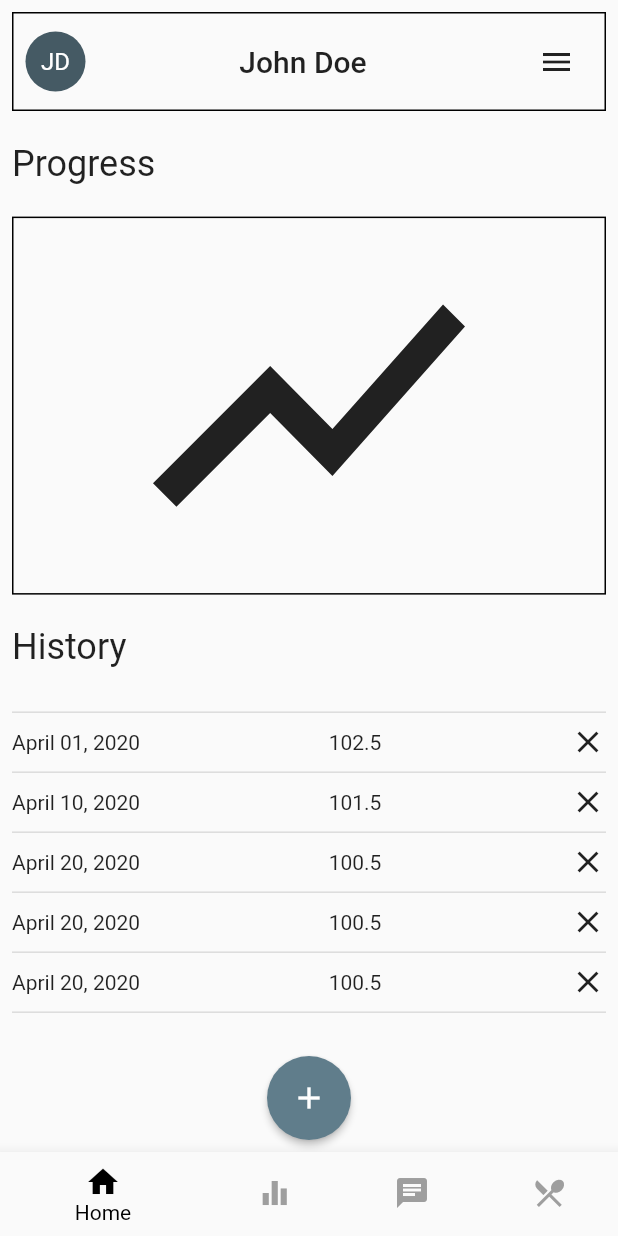
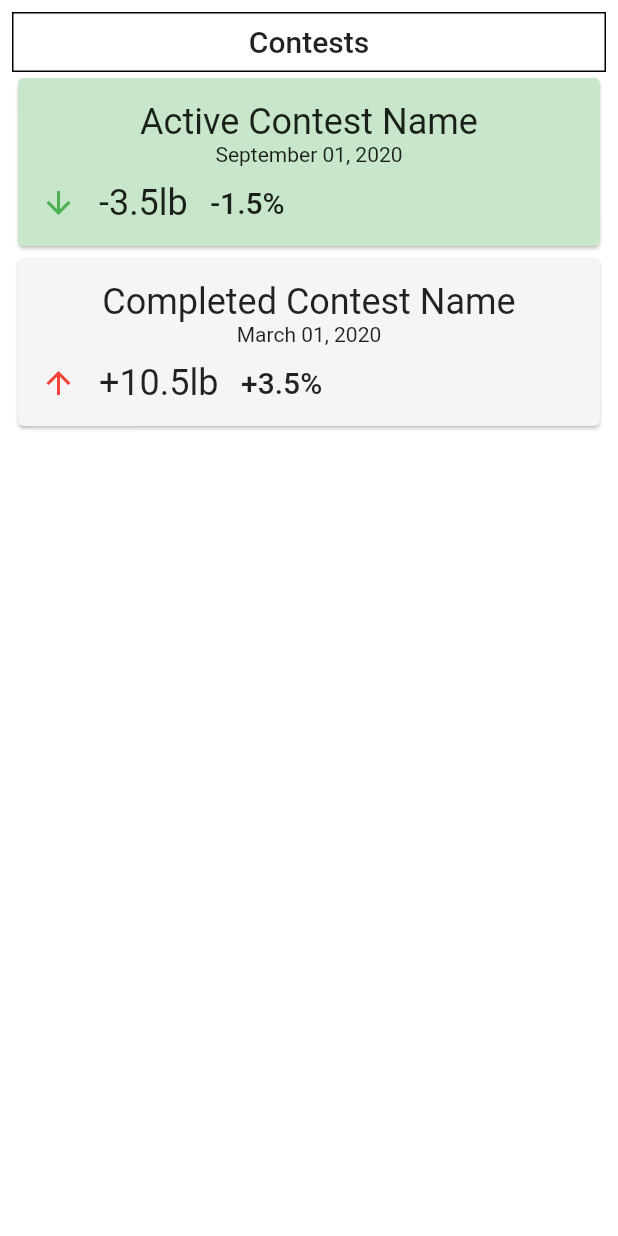
Before and after one commit to mgudipati-saven/lose-da-fat-wireframes, a Flutter app: the screen it shows after launch, after a tap on "Signon with Google", on a phone screen of 412 x 824 dp. Run offline on Flutter 3.47's test engine with Material 2 defaults, Android fonts, the phone set to English and light mode, and no system bars.

Commit message:
Added Contests Page

```diff
--- a/lib/main.dart
+++ b/lib/main.dart
@@ -1,5 +1,6 @@
 import 'package:flutter/material.dart';
 import 'package:lose_de_fat_wireframes_flutter/pages/create_contest.dart';
+import 'package:lose_de_fat_wireframes_flutter/pages/home.dart';
 import 'package:lose_de_fat_wireframes_flutter/pages/login.dart';
 import 'package:lose_de_fat_wireframes_flutter/pages/profile.dart';
 
@@ -12,7 +13,7 @@ class MyApp extends StatelessWidget {
   @override
   Widget build(BuildContext context) {
     return MaterialApp(
-      title: 'Lose De Fat Wireframes',
+      title: 'Lose Da Fat Wireframes',
       debugShowCheckedModeBanner: false,
       theme: ThemeData(
         primarySwatch: Colors.blueGrey,
@@ -21,6 +22,7 @@ class MyApp extends StatelessWidget {
       initialRoute: '/',
       routes: {
         '/': (context) => LoginPage(),
+        '/home': (context) => HomePage(),
         '/profile': (context) => ProfilePage(),
         '/contest': (context) => CreateContest(),
       },
--- a/lib/pages/chat.dart
+++ b/lib/pages/chat.dart
@@ -27,7 +27,8 @@ class ChatPage extends StatelessWidget {
               ),
             ),
           ),
-          ListView(
+          Expanded(
+            child: ListView(
               shrinkWrap: true,
               children: <Widget>[
                 Row(
@@ -41,7 +42,8 @@ class ChatPage extends StatelessWidget {
                         color: Colors.grey.shade200,
                         borderRadius: BorderRadius.circular(8),
                       ),
-                    child: Text('Hi, How are you? Ready to lose some weight?'),
+                      child:
+                          Text('Hi, How are you? Ready to lose some weight?'),
                     ),
                   ],
                 ),
@@ -84,6 +86,7 @@ class ChatPage extends StatelessWidget {
                 ),
               ],
             ),
+          ),
           Row(
             mainAxisAlignment: MainAxisAlignment.spaceBetween,
             children: [
--- /dev/null
+++ b/lib/pages/home.dart
@@ -0,0 +1,129 @@
+import 'package:flutter/material.dart';
+
+class HomePage extends StatelessWidget {
+  @override
+  Widget build(BuildContext context) {
+    return Padding(
+      padding: const EdgeInsets.all(8.0),
+      child: Column(
+        mainAxisAlignment: MainAxisAlignment.start,
+        children: [
+          Container(
+            height: 40,
+            decoration: BoxDecoration(
+              border: Border.all(
+                color: Colors.black,
+                width: 1,
+              ),
+            ),
+            child: Center(
+              child: Text(
+                'Contests',
+                style: Theme.of(context).textTheme.headline6,
+              ),
+            ),
+          ),
+          Expanded(
+            child: ListView(
+              shrinkWrap: true,
+              children: <Widget>[
+                _buildActiveContestCard(context),
+                _buildCompletedContestCard(context),
+              ],
+            ),
+          ),
+        ],
+      ),
+    );
+  }
+
+  GestureDetector _buildCompletedContestCard(BuildContext context) {
+    return GestureDetector(
+      onTap: () {
+        Navigator.pushNamed(context, '/profile');
+      },
+      child: Card(
+        color: Colors.grey.shade100,
+        child: Padding(
+          padding: EdgeInsets.all(15.0),
+          child: Column(
+            children: <Widget>[
+              Text(
+                'Completed Contest Name',
+                style: Theme.of(context).textTheme.headline5,
+              ),
+              Text(
+                'March 01, 2020',
+                style: Theme.of(context).textTheme.bodyText2,
+              ),
+              SizedBox(height: 10.0),
+              Row(
+                children: [
+                  Icon(
+                    Icons.arrow_upward,
+                    color: Colors.red,
+                  ),
+                  SizedBox(width: 15.0),
+                  Text(
+                    '+10.5lb',
+                    style: Theme.of(context).textTheme.headline5,
+                  ),
+                  SizedBox(width: 15.0),
+                  Text(
+                    '+3.5%',
+                    style: Theme.of(context).textTheme.headline6,
+                  ),
+                ],
+              ),
+            ],
+          ),
+        ),
+      ),
+    );
+  }
+
+  GestureDetector _buildActiveContestCard(BuildContext context) {
+    return GestureDetector(
+      onTap: () {
+        Navigator.pushNamed(context, '/profile');
+      },
+      child: Card(
+        color: Colors.green.shade100,
+        child: Padding(
+          padding: EdgeInsets.all(15.0),
+          child: Column(
+            children: <Widget>[
+              Text(
+                'Active Contest Name',
+                style: Theme.of(context).textTheme.headline5,
+              ),
+              Text(
+                'September 01, 2020',
+                style: Theme.of(context).textTheme.bodyText2,
+              ),
+              SizedBox(height: 10.0),
+              Row(
+                children: [
+                  Icon(
+                    Icons.arrow_downward,
+                    color: Colors.green,
+                  ),
+                  SizedBox(width: 15.0),
+                  Text(
+                    '-3.5lb',
+                    style: Theme.of(context).textTheme.headline5,
+                  ),
+                  SizedBox(width: 15.0),
+                  Text(
+                    '-1.5%',
+                    style: Theme.of(context).textTheme.headline6,
+                  ),
+                ],
+              ),
+            ],
+          ),
+        ),
+      ),
+    );
+  }
+}
--- a/lib/pages/login.dart
+++ b/lib/pages/login.dart
@@ -33,7 +33,7 @@ class LoginPage extends StatelessWidget {
               SizedBox(height: 50),
               OutlineButton(
                 onPressed: () {
-                  Navigator.pushNamed(context, '/profile');
+                  Navigator.pushNamed(context, '/home');
                 },
                 child: Text(
                   'Signon with Google',
@@ -43,7 +43,7 @@ class LoginPage extends StatelessWidget {
               ),
               OutlineButton(
                 onPressed: () {
-                  Navigator.pushNamed(context, '/profile');
+                  Navigator.pushNamed(context, '/home');
                 },
                 child: Text(
                   'Signon with Facebook',
--- a/lib/pages/profile.dart
+++ b/lib/pages/profile.dart
@@ -2,7 +2,6 @@ import 'package:flutter/material.dart';
 import 'package:lose_de_fat_wireframes_flutter/pages/chat.dart';
 import 'package:lose_de_fat_wireframes_flutter/pages/leaderboard.dart';
 import 'package:lose_de_fat_wireframes_flutter/pages/recipes.dart';
-import 'package:lose_de_fat_wireframes_flutter/widgets/fab_bottom_app_bar.dart';
 import 'package:lose_de_fat_wireframes_flutter/widgets/nav_drawer.dart';
 
 class ProfilePage extends StatefulWidget {
@@ -34,7 +33,12 @@ class _ProfilePageState extends State<ProfilePage> {
       key: scaffoldKey,
       drawer: NavDrawer(),
       body: _children[_currentIndex],
-      bottomNavigationBar: BottomNavigationBar(
+      bottomNavigationBar: _buildBottomNavigationBar(),
+    );
+  }
+
+  BottomNavigationBar _buildBottomNavigationBar() {
+    return BottomNavigationBar(
       currentIndex: _currentIndex,
       selectedItemColor: Colors.black,
       unselectedItemColor: Colors.grey,
@@ -57,7 +61,6 @@ class _ProfilePageState extends State<ProfilePage> {
           title: Text('Recipes'),
         ),
       ],
-      ),
     );
   }
 }
--- a/lib/pages/recipes.dart
+++ b/lib/pages/recipes.dart
@@ -4,8 +4,7 @@ import 'package:lose_de_fat_wireframes_flutter/widgets/recipe_card.dart';
 class RecipePage extends StatelessWidget {
   @override
   Widget build(BuildContext context) {
-    return SingleChildScrollView(
-      child: Padding(
+    return Padding(
       padding: const EdgeInsets.all(8.0),
       child: Column(
         mainAxisAlignment: MainAxisAlignment.start,
@@ -25,7 +24,8 @@ class RecipePage extends StatelessWidget {
               ),
             ),
           ),
-            ListView(
+          Expanded(
+            child: ListView(
               shrinkWrap: true,
               children: <Widget>[
                 RecipeCard(
@@ -42,11 +42,18 @@ class RecipePage extends StatelessWidget {
                       'https://images.unsplash.com/photo-1517741991040-91338b176129?ixlib=rb-0.3.5&ixid=eyJhcHBfaWQiOjEyMDd9&s=f65c4032c1b3131f829d464fb979f5e8&auto=format&fit=crop&w=675&q=80',
                   inFavorites: false,
                 ),
-              ],
+                RecipeCard(
+                  name: 'Strawberry Juice',
+                  duration: '0:10',
+                  imageURL:
+                      'https://images.unsplash.com/photo-1506802913710-40e2e66339c9?ixlib=rb-0.3.5&ixid=eyJhcHBfaWQiOjEyMDd9&s=c8ffc5bbb3719b5a46ee703acb0a0ac5&auto=format&fit=crop&w=634&q=80',
+                  inFavorites: false,
                 ),
               ],
             ),
           ),
+        ],
+      ),
     );
   }
 }
--- a/lib/widgets/nav_drawer.dart
+++ b/lib/widgets/nav_drawer.dart
@@ -32,7 +32,7 @@ class NavDrawer extends StatelessWidget {
           ),
           ListTile(
             leading: Icon(Icons.flag),
-            title: Text('Profile'),
+            title: Text('Create Contest'),
             onTap: () => {Navigator.popAndPushNamed(context, '/contest')},
           ),
           ListTile(
@@ -60,10 +60,9 @@ class NavDrawer extends StatelessWidget {
             onTap: () => {Navigator.of(context).pop()},
           ),
           ListTile(
-            enabled: false,
             leading: Icon(Icons.exit_to_app),
             title: Text('Logout'),
-            onTap: () => {Navigator.of(context).pop()},
+            onTap: () => {Navigator.popAndPushNamed(context, '/')},
           ),
         ],
       ),
```
Also changed, not shown: 1 other file. Lines whose indentation alone changed are shown as unchanged.
